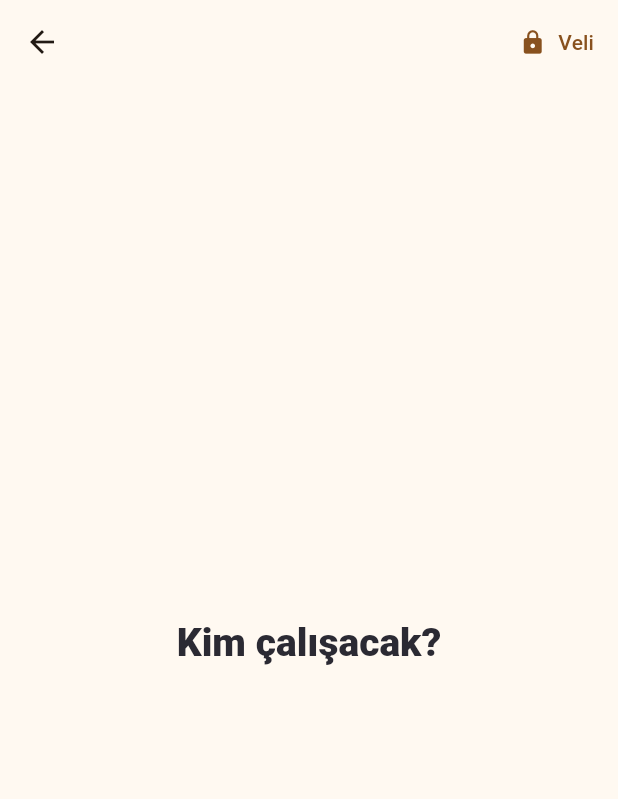
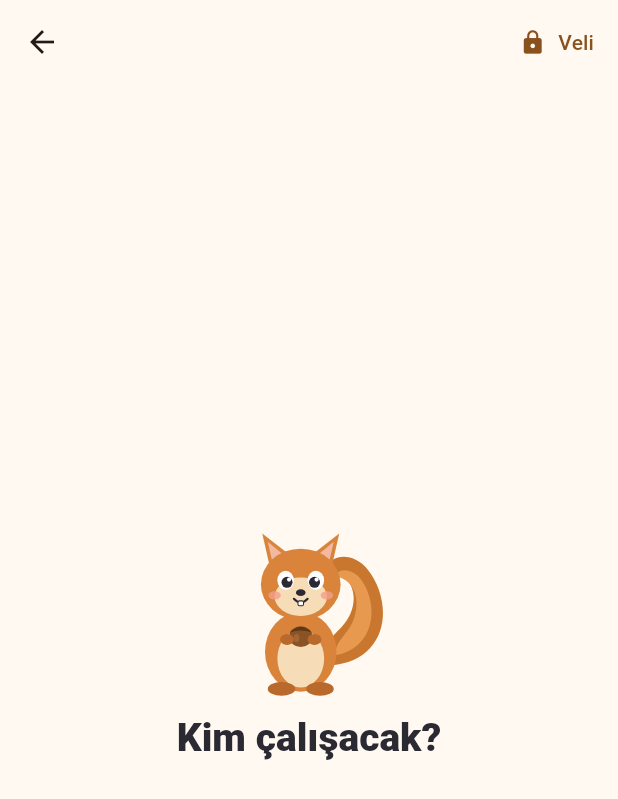
Before and after one commit to atgibi/ders-kumbarasi, a Flutter app: the ProfilePickerScreen screen opened directly, on a phone screen of 412 x 824 dp. Shown: the top 799 px of the screen. Run offline on Flutter 3.47's test engine with Material 3 defaults, Android fonts, the phone set to English and light mode, and no system bars; our stand-ins replace flutter_svg, flutter_tts; accounts and stored records are empty.

Commit message:
Lint düzeltmeleri; ilk kurulum ve profil ekranında Fındık
Co-Authored-By: Claude Opus 5.5 <noreply@anthropic.com>
Claude-Session: https://claude.ai/code/session_016bfGy7hiAQDsgxjwDmiSb4

```diff
--- a/lib/ui/screens/onboarding_screen.dart
+++ b/lib/ui/screens/onboarding_screen.dart
@@ -79,12 +79,12 @@ class _OnboardingScreenState extends State<OnboardingScreen> {
                             'Bu cihazı kullanacak çocuğun velisiyim; yukarıdaki bilgileri okudum.'),
                       ),
                       const SizedBox(height: 12),
-                      FilledButton(
+                      ChunkyButton(
                         key: const Key('onboarding-next'),
+                        label: 'Devam',
                         onPressed: _accepted
                             ? () => setState(() => _showForm = true)
                             : null,
-                        child: const Text('Devam'),
                       ),
                     ],
             ),
--- a/lib/ui/screens/path_screen.dart
+++ b/lib/ui/screens/path_screen.dart
@@ -147,8 +147,9 @@ class _PathScreenState extends State<PathScreen> {
       future: _future,
       builder: (context, snap) {
         final sections = snap.data;
-        if (sections == null)
+        if (sections == null) {
           return const Center(child: CircularProgressIndicator());
+        }
         var idx = 0;
         return ListView(
           padding: const EdgeInsets.only(bottom: 32),
--- a/lib/ui/screens/profile_picker_screen.dart
+++ b/lib/ui/screens/profile_picker_screen.dart
@@ -35,6 +35,8 @@ class ProfilePickerScreen extends StatelessWidget {
             padding: const EdgeInsets.all(24),
             child: Column(
               children: [
+                const Mascot(size: 110),
+                const SizedBox(height: 8),
                 Text('Kim çalışacak?',
                     style: Theme.of(context).textTheme.headlineMedium),
                 const SizedBox(height: 24),
```
